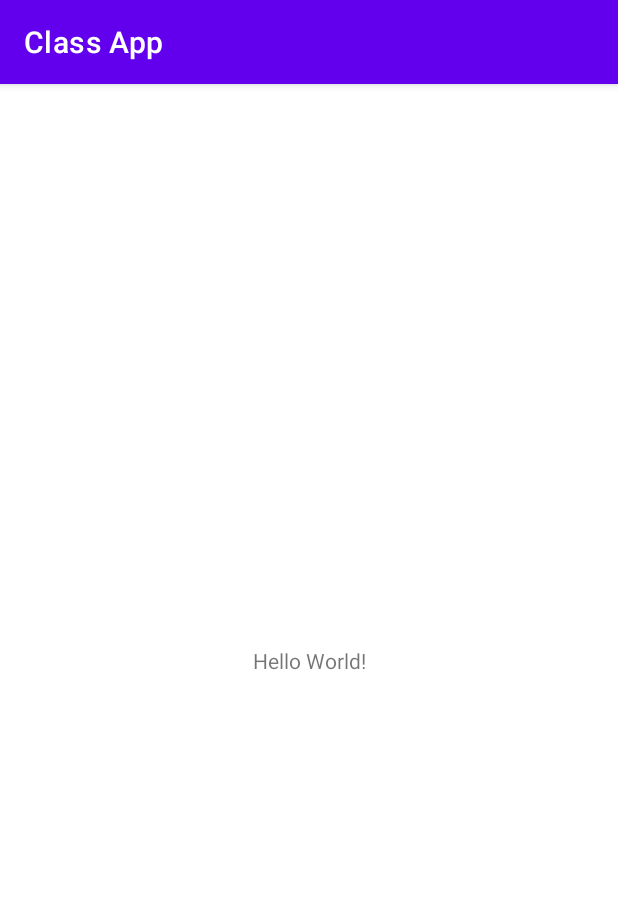
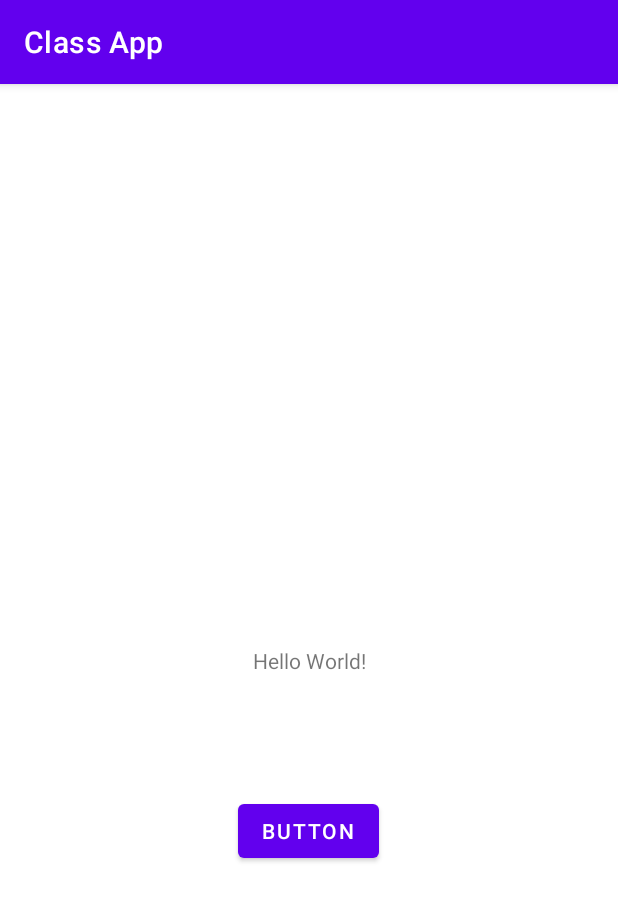
Before and after one commit to gisacc54/od20-classwork1, an Android app: the screen it shows after launch (MainActivity), on a phone screen of 412 x 824 dp. Shown: the top 901 px of the screen. Run offline under Robolectric (Android 15) with nearby library versions, the light colour scheme and no system bars.

Commit message:
constraintlayout

```diff
--- a/app/src/main/res/layout/activity_main.xml
+++ b/app/src/main/res/layout/activity_main.xml
@@ -7,6 +7,7 @@
     tools:context=".MainActivity">
 
     <TextView
+        android:id="@+id/textView"
         android:layout_width="wrap_content"
         android:layout_height="wrap_content"
         android:text="Hello World!"
@@ -15,4 +16,17 @@
         app:layout_constraintRight_toRightOf="parent"
         app:layout_constraintTop_toTopOf="parent" />
 
+    <Button
+        android:id="@+id/myBtn"
+        android:text="@string/my_btn"
+        android:layout_width="wrap_content"
+        android:layout_height="wrap_content"
+        android:layout_marginBottom="48dp"
+        app:layout_constraintBottom_toBottomOf="parent"
+        app:layout_constraintEnd_toEndOf="parent"
+        app:layout_constraintHorizontal_bias="0.498"
+        app:layout_constraintStart_toStartOf="parent"
+        app:layout_constraintTop_toBottomOf="@+id/textView"
+        app:layout_constraintVertical_bias="0.288" />
+
 </androidx.constraintlayout.widget.ConstraintLayout>
--- a/app/src/main/res/values/strings.xml
+++ b/app/src/main/res/values/strings.xml
@@ -1,3 +1,4 @@
 <resources>
     <string name="app_name">Class App</string>
+    <string name="my_btn">Button</string>
 </resources>
```
